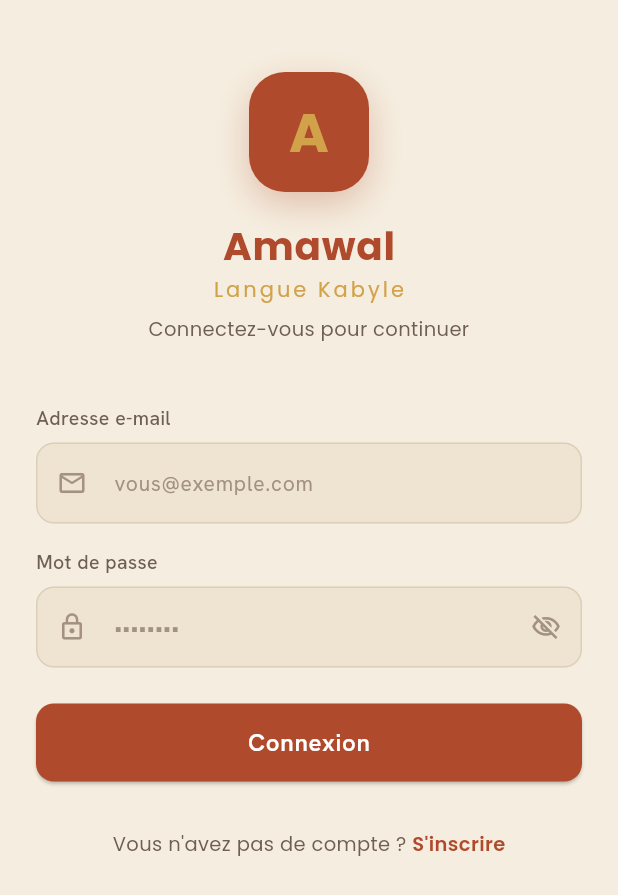
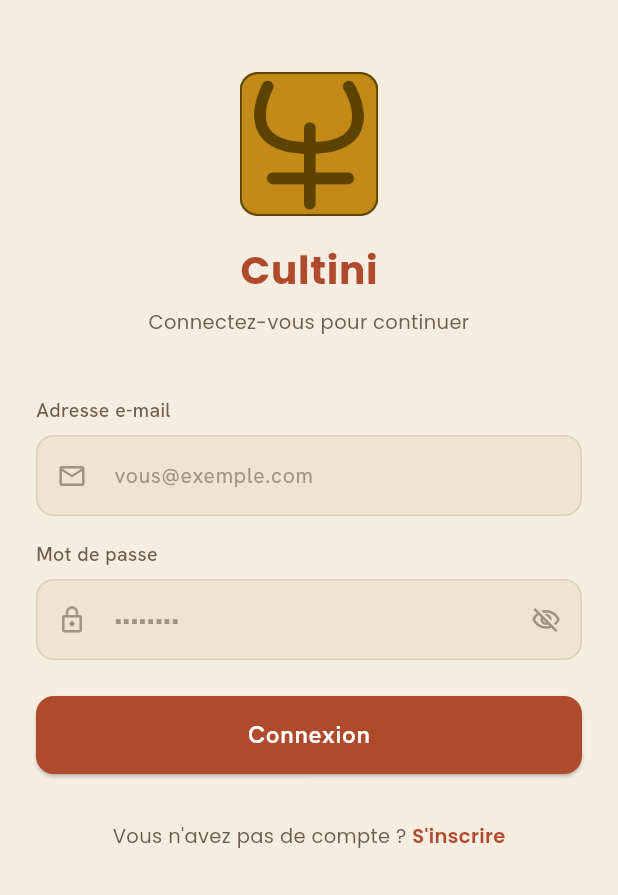
Before and after one commit to cultini/cultini_frontend, a Flutter app: the screen it shows after launch, on a phone screen of 412 x 824 dp. Shown: the top 895 px of the screen. Run offline on Flutter 3.47's test engine with Material 3 defaults, Android fonts, the phone set to English and light mode, and no system bars; our stand-ins replace app_links, connectivity_plus, dartz, equatable, flutter_bloc, flutter_dotenv and 8 more.

```diff
--- a/lib/core/constants/app_strings.dart
+++ b/lib/core/constants/app_strings.dart
@@ -4,8 +4,8 @@ class AppStrings {
   AppStrings._();
 
   // ── App ─────────────────────────────────────────────────────────────────────
-  static const String appName = 'Amawal';
-  static const String appTagline = 'Apprendre le Kabyle';
+  static const String appName = 'Cultini';
+  static const String appTagline = 'Apprendre la culture berbère';
   static const String tifinagh = 'Langue Kabyle';
 
   // ── Auth ─────────────────────────────────────────────────────────────────────
@@ -38,7 +38,7 @@ class AppStrings {
   static const String timeEst = 'Temps';
 
   // ── Chat ─────────────────────────────────────────────────────────────────────
-  static const String chatTitle = 'Amawal AI';
+  static const String chatTitle = 'Cultini AI';
   static const String chatPlaceholder = 'Écrivez un message…';
   static const String chatWelcome =
       "Bienvenue ! Je suis votre assistant Kabyle. Comment puis-je vous aider aujourd'hui ?";
--- a/lib/features/auth/presentation/widgets/auth_header.dart
+++ b/lib/features/auth/presentation/widgets/auth_header.dart
@@ -3,7 +3,7 @@ import 'package:google_fonts/google_fonts.dart';
 import '../../../../core/theme/app_colors.dart';
 import '../../../../core/constants/app_strings.dart';
 
-/// Shared Tifinagh logo + tagline header used on auth screens.
+/// Shared app logo + tagline header used on auth screens.
 class AuthHeader extends StatelessWidget {
   const AuthHeader({super.key, this.subtitle});
 
@@ -13,30 +13,12 @@ class AuthHeader extends StatelessWidget {
   Widget build(BuildContext context) {
     return Column(
       children: [
-        // Logo circle
-        Container(
-          width: 80,
-          height: 80,
-          decoration: BoxDecoration(
-            color: AppColors.primary,
-            borderRadius: BorderRadius.circular(24),
-            boxShadow: [
-              BoxShadow(
-                color: AppColors.primary.withValues(alpha: 0.3),
-                blurRadius: 20,
-                offset: const Offset(0, 8),
-              ),
-            ],
-          ),
-          alignment: Alignment.center,
-          child: Text(
-            'A',
-            style: GoogleFonts.poppins(
-              fontSize: 36,
-              color: AppColors.accent,
-              fontWeight: FontWeight.bold,
-            ),
-          ),
+        // App logo
+        Image.asset(
+          'assets/images/logo.png',
+          width: 96,
+          height: 96,
+          fit: BoxFit.contain,
         ),
         const SizedBox(height: 16),
         Text(
@@ -46,14 +28,6 @@ class AuthHeader extends StatelessWidget {
             fontWeight: FontWeight.w700,
             color: AppColors.primary,
             letterSpacing: 0.5,
-          ),
-        ),
-        Text(
-          AppStrings.tifinagh,
-          style: GoogleFonts.poppins(
-            fontSize: 14,
-            color: AppColors.accent,
-            letterSpacing: 2,
           ),
         ),
         if (subtitle != null) ...[
--- a/lib/main.dart
+++ b/lib/main.dart
@@ -79,6 +79,7 @@ class _MyAppState extends State<MyApp> {
         ),
       ],
       child: MaterialApp.router(
+        title: 'cultini',
         debugShowCheckedModeBanner: false,
         theme: AppTheme.lightTheme,
         routerConfig: appRouter,
```
Also changed, not shown: lib/features/auth/presentation/screens/splash_screen.dart (+7 -11 lines), pubspec.yaml (+11 -2 lines), assets/images/logo.png (added), pubspec.lock, 44 other files.
